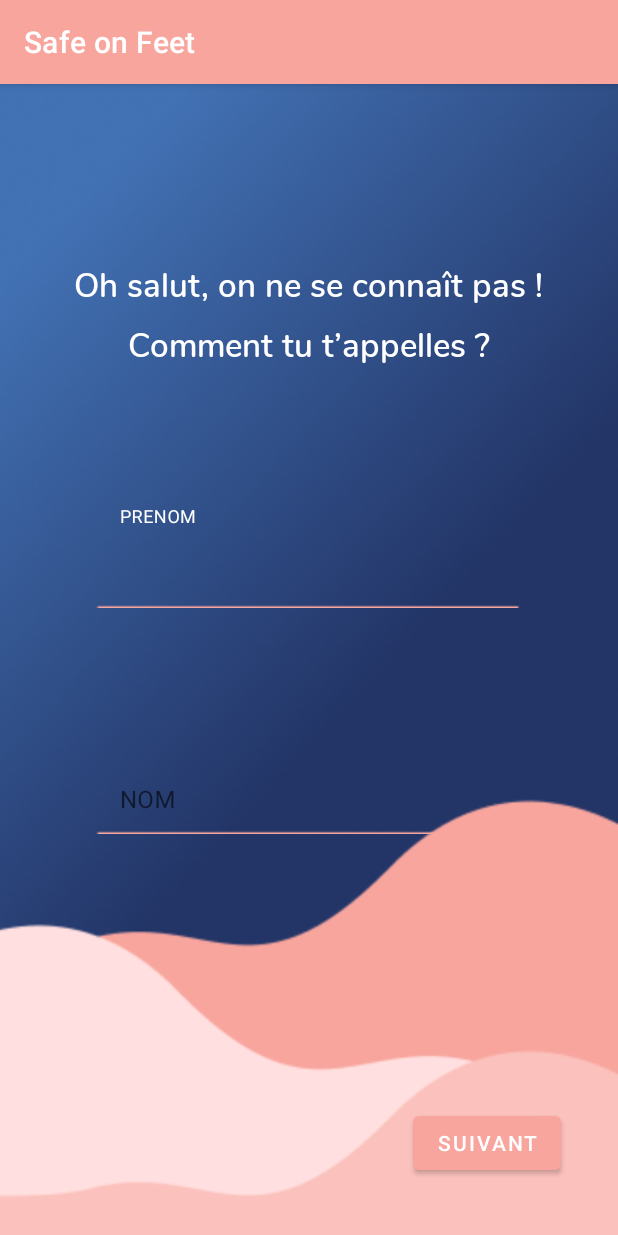
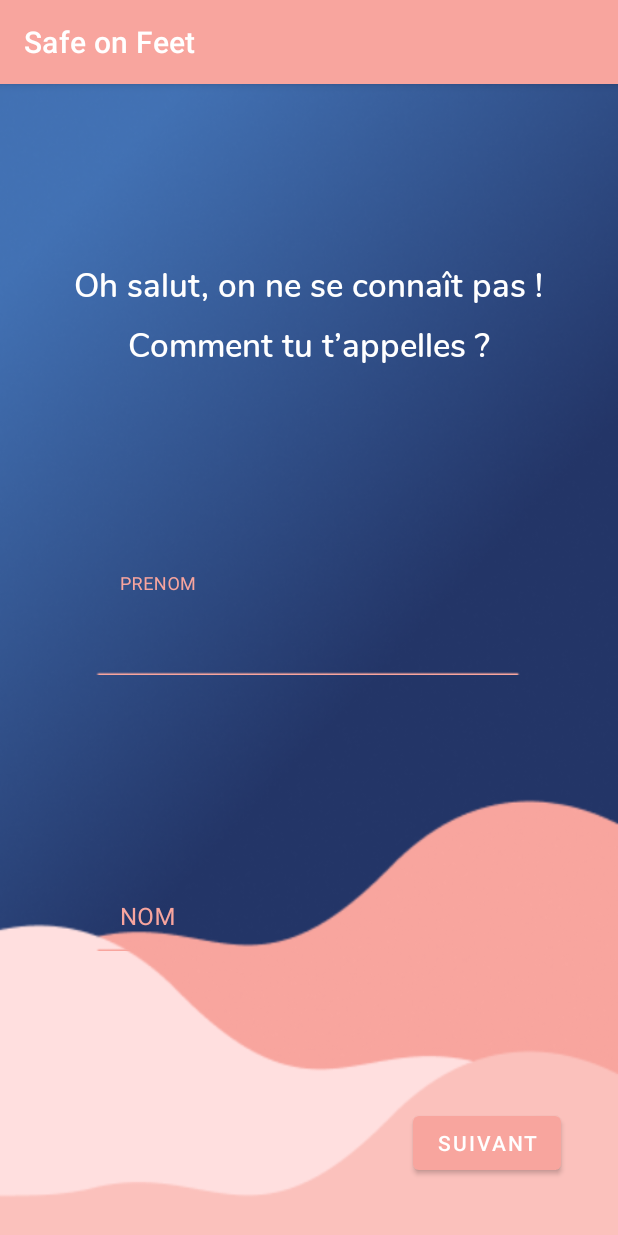
Before and after one commit to HimeShaman/kotlin_nav, an Android app: the SubscriptionScreen1 screen opened directly, with no data from a screen before it, on a phone screen of 412 x 824 dp. Run offline under Robolectric (Android 15) with nearby library versions, the phone set to English and light mode, and no system bars.

Commit message:
front nunito semibold fonts

```diff
--- a/app/src/main/res/layout/activity_subscription_screen1.xml
+++ b/app/src/main/res/layout/activity_subscription_screen1.xml
@@ -9,11 +9,11 @@
 
     <TextView
         android:id="@+id/textView4"
+        style="@style/NunitoSemi22"
         android:layout_width="wrap_content"
         android:layout_height="wrap_content"
         android:layout_marginTop="8dp"
         android:text="@string/subscription1_text2"
-        style="@style/NunitoSemi22"
         app:layout_constraintEnd_toEndOf="parent"
         app:layout_constraintStart_toStartOf="parent"
         app:layout_constraintTop_toBottomOf="@+id/textView3" />
@@ -34,13 +34,14 @@
         style="@style/TextInput"
         android:layout_width="match_parent"
         android:layout_marginStart="64dp"
-        android:layout_marginTop="60dp"
+        android:layout_marginTop="82dp"
         android:layout_marginEnd="64dp"
-        android:layout_marginBottom="52dp"
+        android:layout_marginBottom="62dp"
         android:hint="@string/first_name_hint"
         app:errorEnabled="true"
         app:layout_constraintBottom_toTopOf="@+id/textInputLayout_lastName"
         app:layout_constraintEnd_toEndOf="parent"
+        app:layout_constraintHorizontal_bias="0.5"
         app:layout_constraintStart_toStartOf="parent"
         app:layout_constraintTop_toBottomOf="@+id/textView4">
 
@@ -49,6 +50,7 @@
             android:layout_width="match_parent"
             android:layout_height="wrap_content"
             android:layout_marginTop="0dp"
+            android:textColor="@color/colorWhite"
             app:layout_constraintEnd_toEndOf="parent"
             app:layout_constraintStart_toStartOf="parent"
             app:layout_constraintTop_toBottomOf="@+id/textView4" />
@@ -60,7 +62,7 @@
         android:layout_width="match_parent"
         android:layout_marginStart="64dp"
         android:layout_marginEnd="64dp"
-        android:layout_marginBottom="268dp"
+        android:layout_marginBottom="190dp"
         android:hint="@string/last_name_hint"
         app:errorEnabled="true"
         app:layout_constraintBottom_toBottomOf="parent"
@@ -72,6 +74,7 @@
             android:layout_width="match_parent"
             android:layout_height="wrap_content"
             android:layout_marginTop="0dp"
+            android:textColor="@color/colorWhite"
             app:layout_constraintEnd_toEndOf="parent"
             app:layout_constraintStart_toStartOf="parent"
             app:layout_constraintTop_toBottomOf="@+id/textView4" />
--- a/app/src/main/res/layout/activity_subscription_screen2.xml
+++ b/app/src/main/res/layout/activity_subscription_screen2.xml
@@ -10,9 +10,10 @@
 
     <TextView
         android:id="@+id/textView5"
+        style="@style/NunitoSemi22"
         android:layout_width="wrap_content"
         android:layout_height="0dp"
-        android:layout_marginTop="120dp"
+        android:layout_marginTop="124dp"
         android:text="@string/subscription2_text1"
         app:layout_constraintEnd_toEndOf="parent"
         app:layout_constraintStart_toStartOf="parent"
@@ -45,8 +46,9 @@
 
     <TextView
         android:id="@+id/textView6"
+        style="@style/NunitoSemi22"
         android:layout_width="wrap_content"
-        android:layout_height="19dp"
+        android:layout_height="wrap_content"
         android:layout_marginTop="62dp"
         android:layout_marginBottom="62dp"
         android:text="@string/subscription2_text2"
--- a/app/src/main/res/layout/activity_subscription_screen3.xml
+++ b/app/src/main/res/layout/activity_subscription_screen3.xml
@@ -9,9 +9,10 @@
 
     <TextView
         android:id="@+id/textView2"
-        android:layout_width="105dp"
+        style="@style/NunitoSemi22"
+        android:layout_width="wrap_content"
         android:layout_height="0dp"
-        android:layout_marginTop="120dp"
+        android:layout_marginTop="124dp"
         android:text="@string/subscription3_text1"
         app:layout_constraintEnd_toEndOf="parent"
         app:layout_constraintStart_toStartOf="parent"
--- a/app/src/main/res/layout/activity_subscription_screen4.xml
+++ b/app/src/main/res/layout/activity_subscription_screen4.xml
@@ -9,9 +9,10 @@
 
     <TextView
         android:id="@+id/textView7"
+        style="@style/NunitoSemi22"
         android:layout_width="wrap_content"
         android:layout_height="0dp"
-        android:layout_marginTop="120dp"
+        android:layout_marginTop="124dp"
         android:text="@string/subscription4_text1"
         app:layout_constraintEnd_toEndOf="parent"
         app:layout_constraintStart_toStartOf="parent"
--- a/app/src/main/res/layout/activity_subscription_screen5.xml
+++ b/app/src/main/res/layout/activity_subscription_screen5.xml
@@ -11,8 +11,9 @@
         android:id="@+id/textView8"
         android:layout_width="wrap_content"
         android:layout_height="0dp"
-        android:layout_marginTop="120dp"
+        android:layout_marginTop="124dp"
         android:text="@string/subscription5_text1"
+        style="@style/NunitoSemi22"
         app:layout_constraintEnd_toEndOf="parent"
         app:layout_constraintStart_toStartOf="parent"
         app:layout_constraintTop_toTopOf="parent" />
--- a/app/src/main/res/layout/activity_subscription_screen6.xml
+++ b/app/src/main/res/layout/activity_subscription_screen6.xml
@@ -9,9 +9,10 @@
 
     <TextView
         android:id="@+id/textView10"
+        style="@style/NunitoSemi22"
         android:layout_width="wrap_content"
         android:layout_height="0dp"
-        android:layout_marginTop="120dp"
+        android:layout_marginTop="124dp"
         android:text="@string/subscription6_text1"
         app:layout_constraintEnd_toEndOf="parent"
         app:layout_constraintStart_toStartOf="parent"
--- a/app/src/main/res/layout/activity_subscription_screen7.xml
+++ b/app/src/main/res/layout/activity_subscription_screen7.xml
@@ -42,8 +42,9 @@
         android:id="@+id/textView12"
         android:layout_width="wrap_content"
         android:layout_height="0dp"
-        android:layout_marginTop="120dp"
+        android:layout_marginTop="124dp"
         android:text="@string/subscribe7_text1"
+        style="@style/NunitoSemi22"
         app:layout_constraintEnd_toEndOf="parent"
         app:layout_constraintStart_toStartOf="parent"
         app:layout_constraintTop_toTopOf="parent" />
--- a/app/src/main/res/layout/activity_subscription_screen8.xml
+++ b/app/src/main/res/layout/activity_subscription_screen8.xml
@@ -11,8 +11,9 @@
         android:id="@+id/textView13"
         android:layout_width="wrap_content"
         android:layout_height="0dp"
-        android:layout_marginTop="120dp"
+        android:layout_marginTop="118dp"
         android:text="@string/subscription8_text1"
+        style="@style/NunitoSemi22"
         app:layout_constraintEnd_toEndOf="parent"
         app:layout_constraintStart_toStartOf="parent"
         app:layout_constraintTop_toTopOf="parent" />
@@ -23,6 +24,7 @@
         android:layout_height="wrap_content"
         android:layout_marginTop="8dp"
         android:text="@string/subscription8_text2"
+        style="@style/NunitoSemi22"
         app:layout_constraintEnd_toEndOf="parent"
         app:layout_constraintStart_toStartOf="parent"
         app:layout_constraintTop_toBottomOf="@+id/textView13" />
--- a/app/src/main/res/values/styles.xml
+++ b/app/src/main/res/values/styles.xml
@@ -12,10 +12,14 @@
         <item name="backgroundTint">?attr/colorPrimary</item>
     </style>
     <style name="TextInput" parent="Widget.MaterialComponents.TextInputLayout.FilledBox">
-        <item name="hintTextColor">@color/colorWhite</item>
+        <item name="hintTextColor">@color/pink</item>
+        <item name="android:textColorHint">@color/pink</item>
+        <item name="android:textColor">@color/colorWhite</item>
         <item name="boxBackgroundMode">none</item>
         <item name="android:background">@drawable/text_view_background</item>
         <item name="android:layout_height">68dp</item>
+        <item name="android:paddingStart">0dp</item>
+        <item name="android:paddingEnd">0dp</item>
     </style>
     <style name="TextArea" parent="Widget.MaterialComponents.TextInputLayout.FilledBox">
         <item name="boxBackgroundColor">@color/colorPrimary</item>
```
